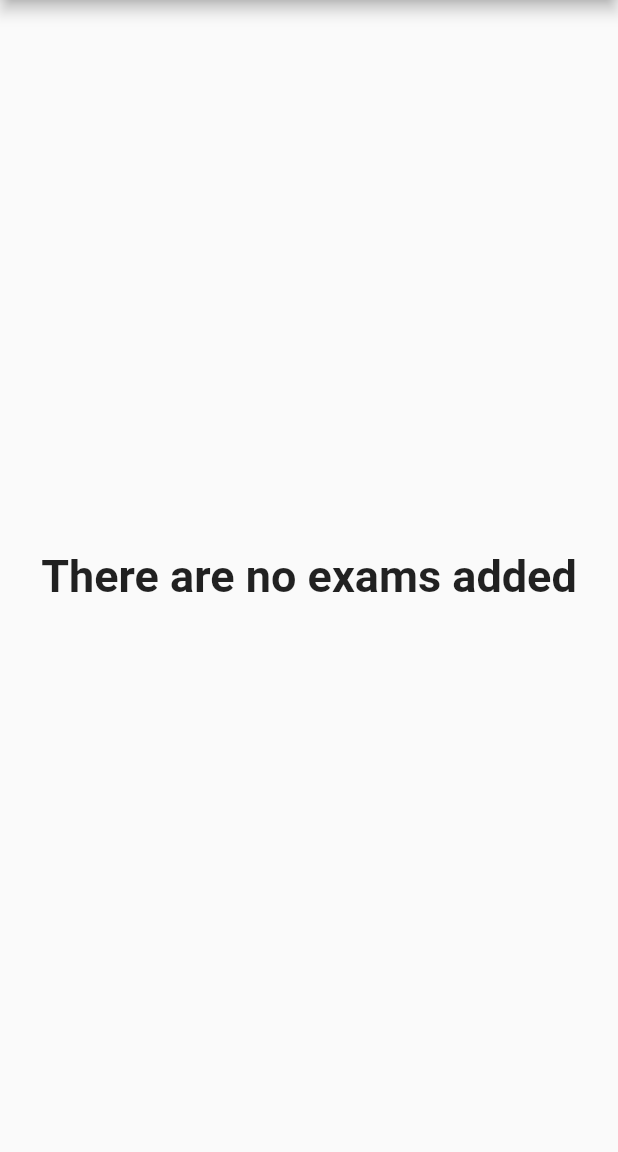
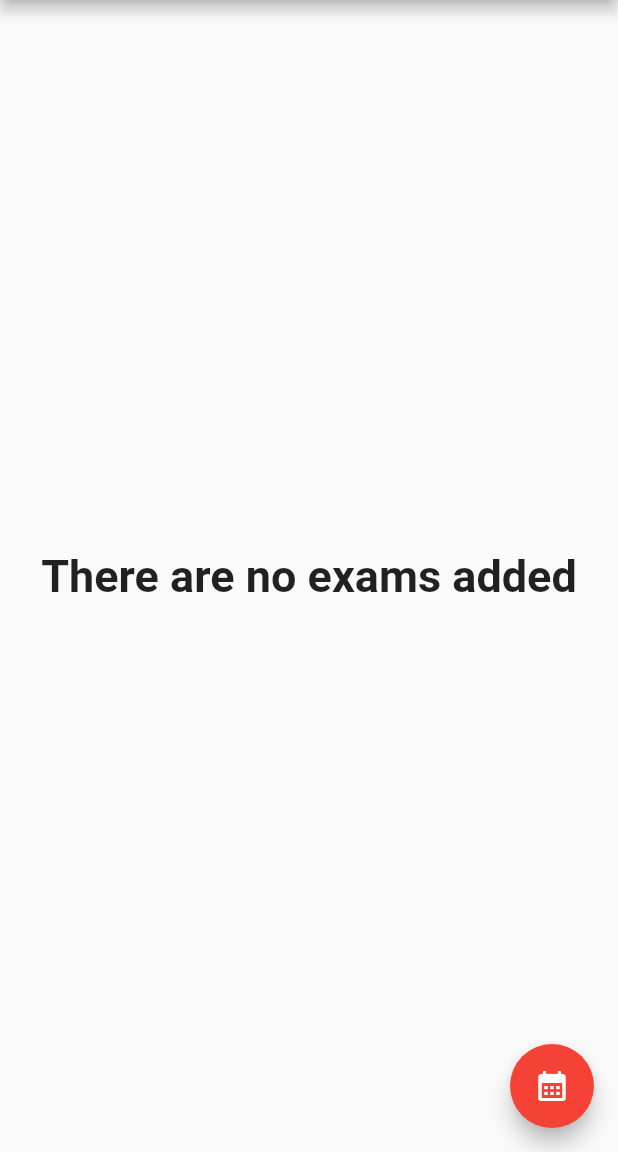
Before and after one commit to Flutter-Labs-MIS/lab_5, a Flutter app: the screen it shows after launch, on a phone screen of 412 x 824 dp, the part 84-1236 px from its top. Run offline on Flutter 3.47's test engine with Material 2 defaults, Android fonts, the phone set to English and light mode, and no system bars; our stand-ins replace nanoid.

Commit message:
Added calendar screen

```diff
--- a/lib/screens/home.dart
+++ b/lib/screens/home.dart
@@ -72,6 +72,14 @@ class _HomeState extends State<Home> {
               },
               itemCount: _exams.length,
             ),
+      floatingActionButton: FloatingActionButton(
+        onPressed: () {
+          Navigator.pushNamed(context, 'exams_calendar');
+        },
+        child: const Icon(
+          Icons.calendar_month,
+        ),
+      ),
     );
   }
 }
--- a/lib/utilities/router/router.dart
+++ b/lib/utilities/router/router.dart
@@ -1,4 +1,5 @@
 import 'package:flutter/material.dart';
+import 'package:lab_3/screens/exams_calendar.dart';
 import 'package:lab_3/screens/home.dart';
 
 class RouterGenerator {
@@ -11,6 +12,10 @@ class RouterGenerator {
           builder: (_) => const Home(
             title: "Exam Reminder",
           ),
+        );
+      case 'exams_calendar':
+        return MaterialPageRoute(
+          builder: (_) => const ExamsCalendar(),
         );
       default:
         return _error();
```
Also changed, not shown: lib/screens/exams_calendar.dart (added, +19 -0 lines).
